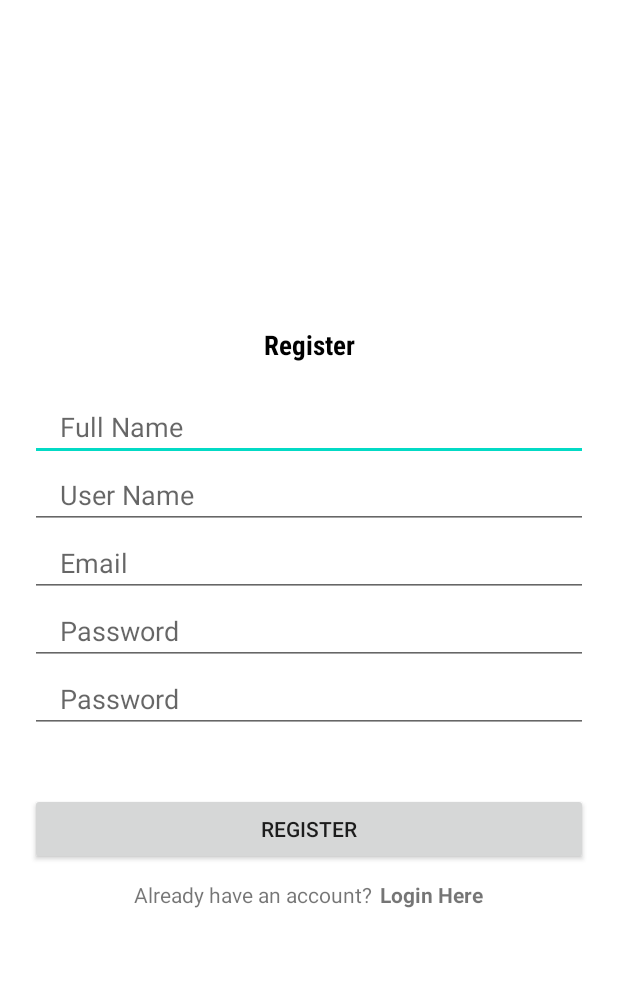
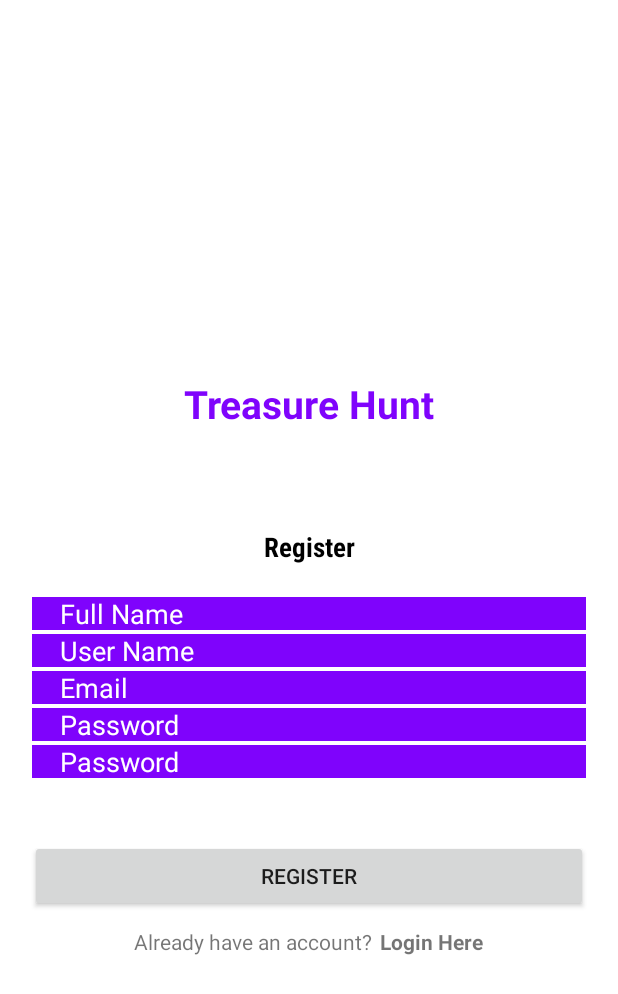
Before and after one commit to GutsArmour/TreasureHuntApp, an Android app: the Register screen opened directly, with no data from a screen before it, on a phone screen of 412 x 824 dp. Shown: the top 994 px of the screen. Run offline under Robolectric (Android 15) with nearby library versions, the phone set to English and light mode, and no system bars; our stand-ins replace Firebase (no records; nobody signed in at launch, a user with empty details on screens opened directly).

Commit message:
design changes

```diff
--- a/app/src/main/java/com/example/treasurehunt/Leaderboard.java
+++ b/app/src/main/java/com/example/treasurehunt/Leaderboard.java
@@ -41,13 +41,13 @@ public class Leaderboard extends AppCompatActivity {
             public void onDataChange(@NonNull DataSnapshot snapshot) {
                 for (DataSnapshot user : snapshot.getChildren()) {
                     userScores = user.getValue(UserScores.class);
-                    list.add(user.getKey() + ", " +  userScores.getPoints().toString());
+                    list.add(user.getKey() + ": " +  userScores.getPoints().toString());
                     Collections.sort(list, new Comparator<String>() {
                         @Override
                         public int compare(String o1, String o2) {
                             // Split the strings on the comma separator and extract the points from the second part
-                            int points1 = Integer.parseInt(o1.split(", ")[1]);
-                            int points2 = Integer.parseInt(o2.split(", ")[1]);
+                            int points1 = Integer.parseInt(o1.split(": ")[1]);
+                            int points2 = Integer.parseInt(o2.split(": ")[1]);
                             return points2 - points1;
                         }
                     });
--- /dev/null
+++ b/app/src/main/res/drawable/edittext_border.xml
@@ -0,0 +1,10 @@
+<?xml version="1.0" encoding="utf-8"?>
+<shape xmlns:android="http://schemas.android.com/apk/res/android">
+
+    <!-- Background Color -->
+    <solid android:color="#7f03fc" />
+
+    <!-- Border Color -->
+    <stroke android:width="1dp" android:color="#ffffff" />
+
+</shape>
--- a/app/src/main/res/layout/activity_register.xml
+++ b/app/src/main/res/layout/activity_register.xml
@@ -5,8 +5,17 @@
     android:layout_height="match_parent"
     android:orientation="vertical"
     android:gravity="center"
-    tools:context=".Register">
+    tools:context=".Register"
+    android:background="@color/white">
 
+    <TextView
+        android:layout_width="match_parent"
+        android:layout_height="165dp"
+        android:gravity="center"
+        android:text="Treasure Hunt"
+        android:textColor="#7f03fc"
+        android:textSize="26sp"
+        android:textStyle="bold" />
     <TextView
         android:layout_width="match_parent"
         android:layout_height="wrap_content"
@@ -28,7 +37,9 @@
         android:layout_marginStart="20dp"
         android:layout_marginEnd="20dp"
         android:paddingStart="20dp"
-        android:paddingEnd="0dp"/>
+        android:paddingEnd="0dp"
+        android:background="@drawable/edittext_border"
+        android:textColorHint="@color/white"/>
 
     <EditText
         android:layout_width="match_parent"
@@ -40,7 +51,9 @@
         android:layout_marginStart="20dp"
         android:layout_marginEnd="20dp"
         android:paddingStart="20dp"
-        android:paddingEnd="0dp"/>
+        android:paddingEnd="0dp"
+        android:background="@drawable/edittext_border"
+        android:textColorHint="@color/white"/>
 
     <EditText
         android:layout_width="match_parent"
@@ -52,7 +65,9 @@
         android:layout_marginStart="20dp"
         android:layout_marginEnd="20dp"
         android:paddingStart="20dp"
-        android:paddingEnd="0dp"/>
+        android:paddingEnd="0dp"
+        android:background="@drawable/edittext_border"
+        android:textColorHint="@color/white"/>
 
     <EditText
         android:layout_width="match_parent"
@@ -64,7 +79,9 @@
         android:layout_marginStart="20dp"
         android:layout_marginEnd="20dp"
         android:paddingStart="20dp"
-        android:paddingEnd="0dp"/>
+        android:paddingEnd="0dp"
+        android:background="@drawable/edittext_border"
+        android:textColorHint="@color/white"/>
 
     <EditText
         android:layout_width="match_parent"
@@ -76,7 +93,9 @@
         android:layout_marginStart="20dp"
         android:layout_marginEnd="20dp"
         android:paddingStart="20dp"
-        android:paddingEnd="0dp"/>
+        android:paddingEnd="0dp"
+        android:background="@drawable/edittext_border"
+        android:textColorHint="@color/white"/>
 
     <androidx.appcompat.widget.AppCompatButton
         android:id="@+id/registerBtn"
```
Also changed, not shown: app/src/main/res/drawable/leaderboard_border.xml (added, +10 -0 lines), app/src/main/res/layout/activity_leaderboard.xml (+15 -3 lines), app/src/main/res/layout/activity_login.xml (+13 -9 lines), app/src/main/res/layout/activity_main.xml (+7 -4 lines), app/src/main/res/layout/activity_scanhistory.xml (+12 -2 lines), app/src/main/res/layout/userscores.xml (+4 -3 lines).
